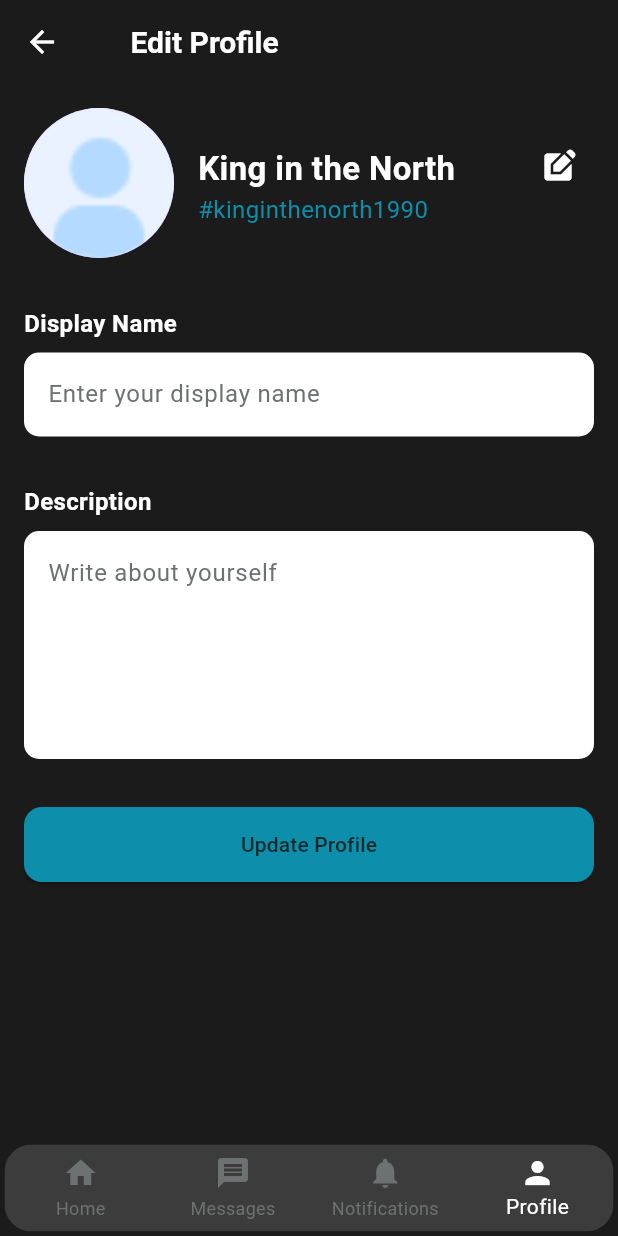
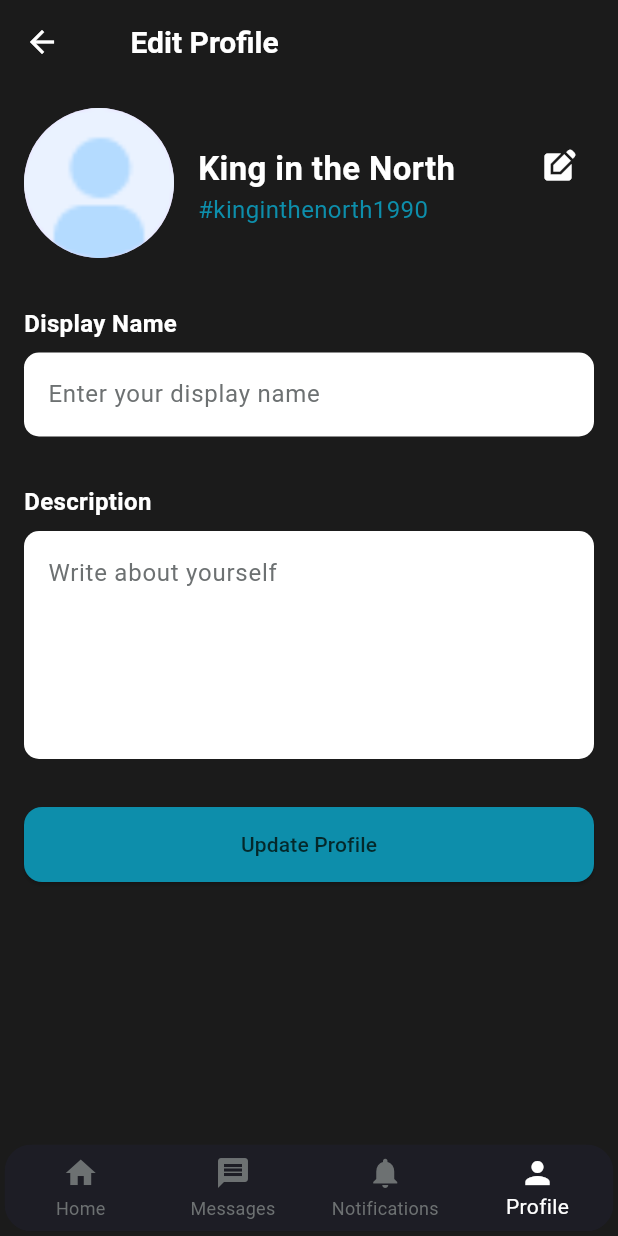
Before and after one commit to pasangdorje/GameLink, a Flutter app: the EditProfile screen opened by its route, on a phone screen of 412 x 824 dp. Run offline on Flutter 3.47's test engine with Material 3 defaults, Android fonts, the light colour scheme and no system bars; our stand-ins replace fluttertoast.

Commit message:
color changes

```diff
--- a/lib/themes/colors.dart
+++ b/lib/themes/colors.dart
@@ -2,12 +2,14 @@ import 'package:flutter/material.dart';
 
 class ThemeColors {
   // Define your color constants
+  // static const Color primaryColor = Color(0xFF010f1d);
+  // static const Color primaryColorLight = Color(0xFF2655f3);
   static const Color primaryColor = Color(0xFF1b1b1b);
   static const Color primaryColorLight = Color.fromARGB(255, 13, 142, 171);
   static const Color textColorWhite = Colors.white;
   static const Color textColorDark = Color(0xFF04282A);
   static const Color linkColor = Color(0xFF006FFD);
   static const Color textGray = Color.fromRGBO(163, 159, 159, 0);
-  static const Color menuBackgroundColor = Color(0xFF3C3C3C);
+  static const Color menuBackgroundColor = Color(0xFF1d1d25);
   static const Color disabledColor = Color(0xFF6D7172);
 }
```
Also changed, not shown: lib/screens/edit-profile.dart (+9 -0 lines).
